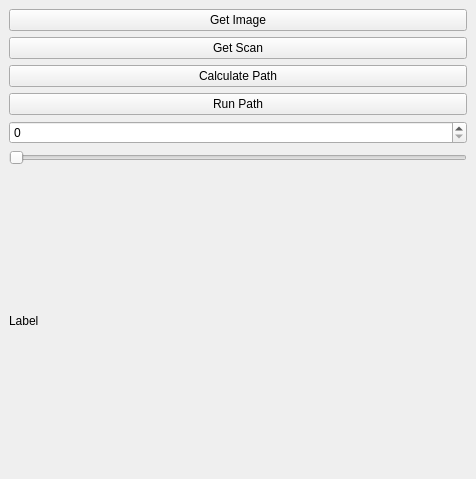
First picture: the form in SamplePlugin/src/SamplePlugin.ui, repository SkovIda/rovi_project, before the edit.
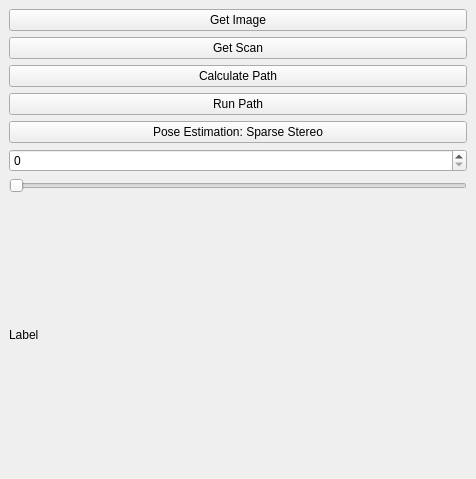
Second picture: the form after the edit.

Commit message: 3d pose estimation of the top of the bottle with sparse stereo works

The edit to the form file:
```diff
--- a/SamplePlugin/src/SamplePlugin.ui
+++ b/SamplePlugin/src/SamplePlugin.ui
@@ -45,6 +45,13 @@
         </property>
        </widget>
       </item>
+      <item>
+       <widget class="QPushButton" name="_btn2">
+        <property name="text">
+         <string>Pose Estimation: Sparse Stereo</string>
+        </property>
+       </widget>
+      </item>
       <item>
        <widget class="QSpinBox" name="_spinBox"/>
       </item>
```
The commit also changes 3 other files.
